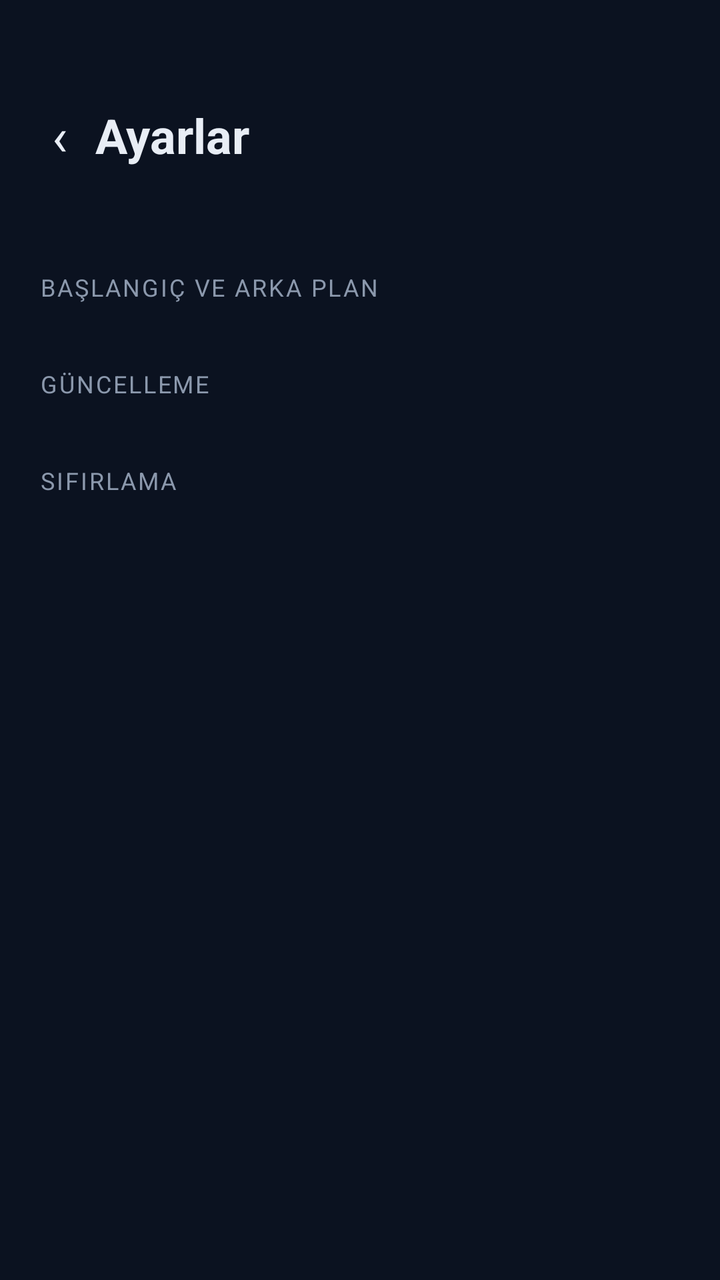
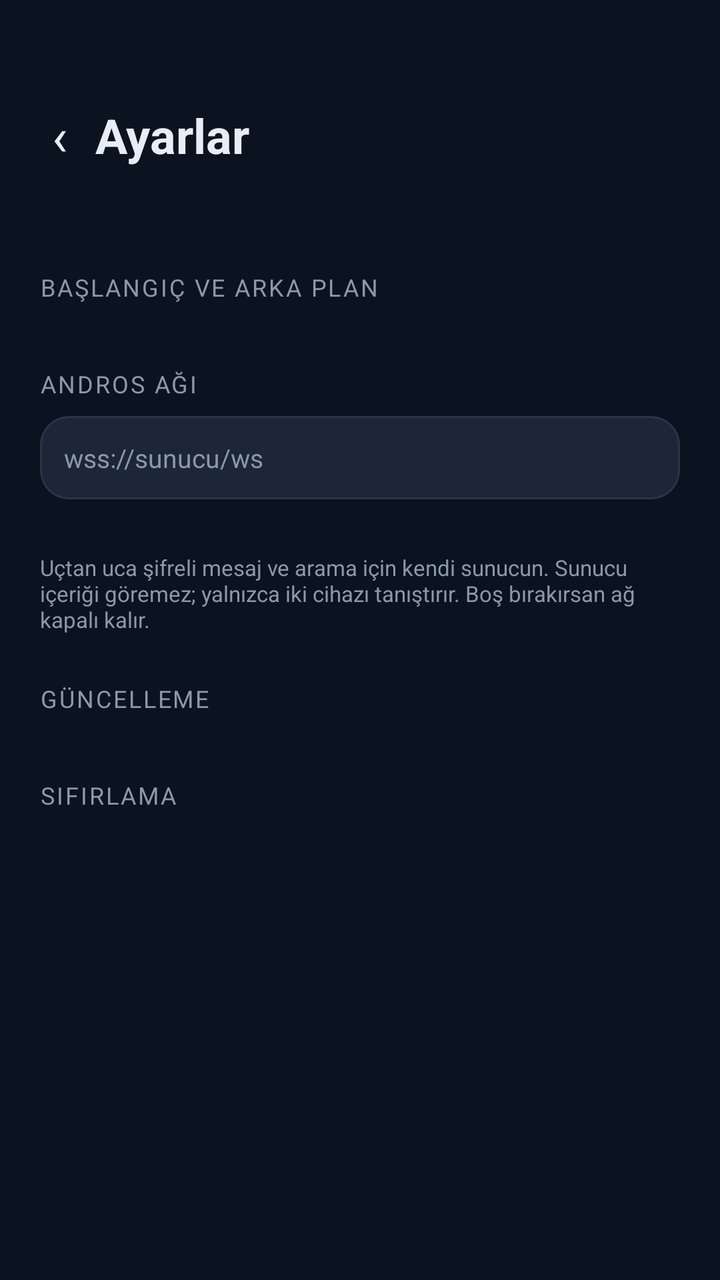

Before-and-after screenshots of an Android layout around one commit, followed by the original layout XML and the change that was made.
<!-- AndroidManifest.xml: application theme Theme.AndrOS -->
<!-- res/layout/activity_settings.xml -->
<?xml version="1.0" encoding="utf-8"?>
<ScrollView xmlns:android="http://schemas.android.com/apk/res/android"
    android:layout_width="match_parent"
    android:layout_height="match_parent"
    android:background="@color/bg"
    android:fillViewport="true"
    android:scrollbars="none">

    <LinearLayout
        android:layout_width="match_parent"
        android:layout_height="wrap_content"
        android:orientation="vertical"
        android:paddingStart="20dp"
        android:paddingEnd="20dp"
        android:paddingTop="44dp"
        android:paddingBottom="32dp">

        <LinearLayout
            android:layout_width="match_parent"
            android:layout_height="wrap_content"
            android:gravity="center_vertical"
            android:orientation="horizontal">

            <TextView
                android:id="@+id/backButton"
                android:layout_width="wrap_content"
                android:layout_height="wrap_content"
                android:background="@drawable/ripple_soft"
                android:padding="6dp"
                android:text="‹"
                android:textColor="@color/text"
                android:textSize="26sp" />

            <TextView
                android:layout_width="0dp"
                android:layout_height="wrap_content"
                android:layout_marginStart="8dp"
                android:layout_weight="1"
                android:text="@string/settings"
                android:textColor="@color/text"
                android:textSize="24sp"
                android:textStyle="bold" />
        </LinearLayout>

        <TextView
            android:id="@+id/versionText"
            android:layout_width="match_parent"
            android:layout_height="wrap_content"
            android:layout_marginTop="4dp"
            android:layout_marginStart="42dp"
            android:textColor="@color/text_dim"
            android:textSize="12sp" />

        
        <TextView style="@style/SectionHead" android:text="@string/sec_background" />
        <LinearLayout
            android:id="@+id/backgroundBox"
            android:layout_width="match_parent"
            android:layout_height="wrap_content"
            android:background="@drawable/card_bg"
            android:orientation="vertical"
            android:paddingStart="16dp"
            android:paddingEnd="16dp" />

        
        <TextView style="@style/SectionHead" android:text="@string/sec_update" />
        <LinearLayout
            android:id="@+id/updateBox"
            android:layout_width="match_parent"
            android:layout_height="wrap_content"
            android:background="@drawable/card_bg"
            android:orientation="vertical"
            android:paddingStart="16dp"
            android:paddingEnd="16dp" />

        
        <TextView style="@style/SectionHead" android:text="@string/sec_reset" />
        <LinearLayout
            android:id="@+id/resetBox"
            android:layout_width="match_parent"
            android:layout_height="wrap_content"
            android:background="@drawable/card_bg"
            android:orientation="vertical"
            android:paddingStart="16dp"
            android:paddingEnd="16dp" />

    </LinearLayout>
</ScrollView>
<!-- resources referenced by this layout -->
<resources>
  <color name="bg">#0B1220</color>
  <color name="text">#E8EDF5</color>
  <color name="text_dim">#8B98AC</color>
  <!-- drawable card_bg (drawable) -->
  <shape xmlns:android="http://schemas.android.com/apk/res/android" android:shape="rectangle">
      <solid android:color="@color/surface" />
      <corners android:radius="18dp" />
  </shape>
  <!-- drawable ripple_soft (drawable) -->
  <?xml version="1.0" encoding="utf-8"?>
  <ripple xmlns:android="http://schemas.android.com/apk/res/android"
      android:color="#26FFFFFF"
      android:radius="18dp" />
  <string name="sec_background">BAŞLANGIÇ VE ARKA PLAN</string>
  <string name="sec_reset">SIFIRLAMA</string>
  <string name="sec_update">GÜNCELLEME</string>
  <string name="settings">Ayarlar</string>
  <style name="SectionHead">
          <item name="android:layout_width">wrap_content</item>
          <item name="android:layout_height">wrap_content</item>
          <item name="android:layout_marginTop">24dp</item>
          <item name="android:layout_marginBottom">8dp</item>
          <item name="android:textColor">@color/text_dim</item>
          <item name="android:textSize">12sp</item>
          <item name="android:letterSpacing">0.08</item>
      </style>
  <style name="Theme.AndrOS" parent="Theme.Material3.DayNight.NoActionBar">
          <item name="colorPrimary">@color/accent</item>
          <item name="colorOnPrimary">@color/on_accent</item>
          <item name="colorSurface">@color/surface</item>
          <item name="colorSurfaceVariant">@color/surface_variant</item>
          <item name="android:colorBackground">@color/bg</item>
          <item name="android:statusBarColor">@color/bg</item>
          <item name="android:navigationBarColor">@color/bg</item>
          <item name="android:windowLightStatusBar" tools:targetApi="m">false</item>
      </style>
  <color name="surface">#141C2C</color>
  <color name="accent">#4ADE80</color>
  <color name="on_accent">#052E16</color>
  <color name="surface_variant">#1C2637</color>
</resources>

<!-- the commit's change to res/layout/activity_settings.xml (unified diff, before → after) -->
@@ -63,6 +63,38 @@
             android:paddingEnd="16dp" />
 
         
+        <TextView style="@style/SectionHead" android:text="@string/sec_network" />
+
+        <EditText
+            android:id="@+id/signalUrl"
+            android:layout_width="match_parent"
+            android:layout_height="wrap_content"
+            android:background="@drawable/code_bg"
+            android:hint="wss://sunucu/ws"
+            android:imeOptions="actionDone"
+            android:inputType="textUri"
+            android:padding="12dp"
+            android:textColor="@color/text"
+            android:textColorHint="@color/text_dim"
+            android:textSize="13sp"
+            android:autofillHints="" />
+
+        <TextView
+            android:id="@+id/signalIdentity"
+            android:layout_width="match_parent"
+            android:layout_height="wrap_content"
+            android:layout_marginTop="6dp"
+            android:textColor="@color/text_dim"
+            android:textSize="11sp" />
+
+        <TextView
+            android:layout_width="match_parent"
+            android:layout_height="wrap_content"
+            android:layout_marginTop="6dp"
+            android:text="@string/network_note"
+            android:textColor="@color/text_dim"
+            android:textSize="11sp" />
+
         <TextView style="@style/SectionHead" android:text="@string/sec_update" />
         <LinearLayout
             android:id="@+id/updateBox"
<!-- resource entries referenced after the edit -->
@@ -8,12 +8,20 @@
       <solid android:color="@color/surface" />
       <corners android:radius="18dp" />
   </shape>
+  <!-- drawable code_bg (drawable) -->
+  <shape xmlns:android="http://schemas.android.com/apk/res/android" android:shape="rectangle">
+      <solid android:color="@color/surface_variant" />
+      <corners android:radius="14dp" />
+      <stroke android:width="1dp" android:color="#2A3548" />
+  </shape>
   <!-- drawable ripple_soft (drawable) -->
   <?xml version="1.0" encoding="utf-8"?>
   <ripple xmlns:android="http://schemas.android.com/apk/res/android"
       android:color="#26FFFFFF"
       android:radius="18dp" />
+  <string name="network_note">Uçtan uca şifreli mesaj ve arama için kendi sunucun. Sunucu içeriği göremez; yalnızca iki cihazı tanıştırır. Boş bırakırsan ağ kapalı kalır.</string>
   <string name="sec_background">BAŞLANGIÇ VE ARKA PLAN</string>
+  <string name="sec_network">ANDROS AĞI</string>
   <string name="sec_reset">SIFIRLAMA</string>
   <string name="sec_update">GÜNCELLEME</string>
   <string name="settings">Ayarlar</string>
@@ -37,8 +45,8 @@
           <item name="android:windowLightStatusBar" tools:targetApi="m">false</item>
       </style>
   <color name="surface">#141C2C</color>
+  <color name="surface_variant">#1C2637</color>
   <color name="accent">#4ADE80</color>
   <color name="on_accent">#052E16</color>
-  <color name="surface_variant">#1C2637</color>
 </resources>
 
